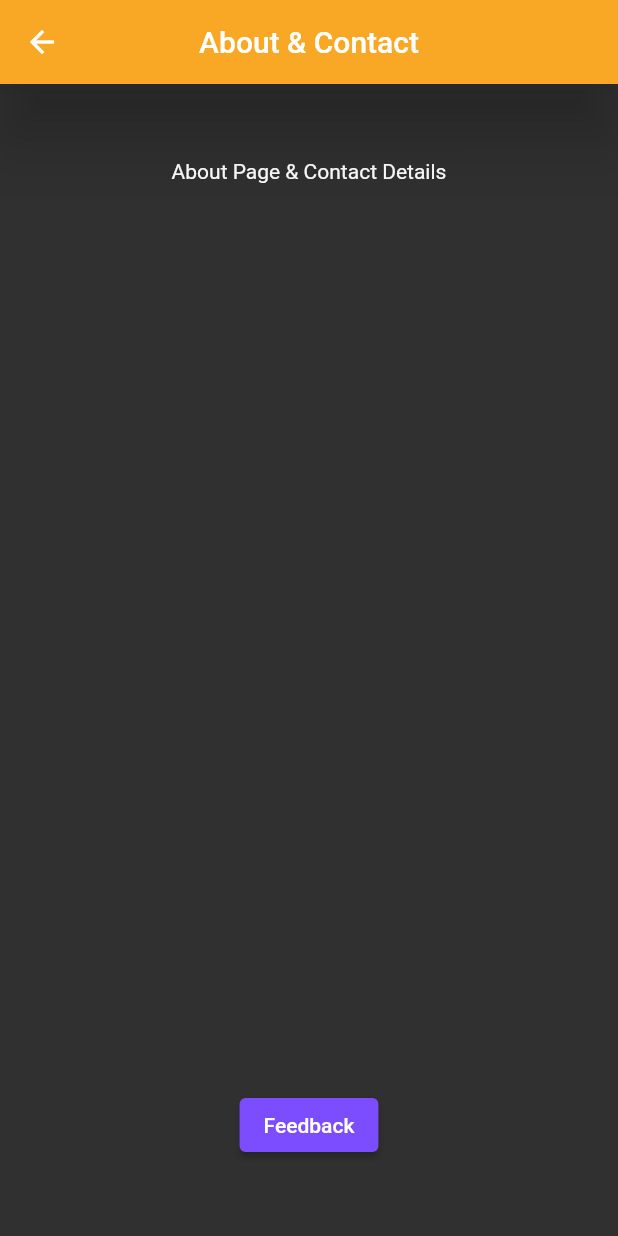
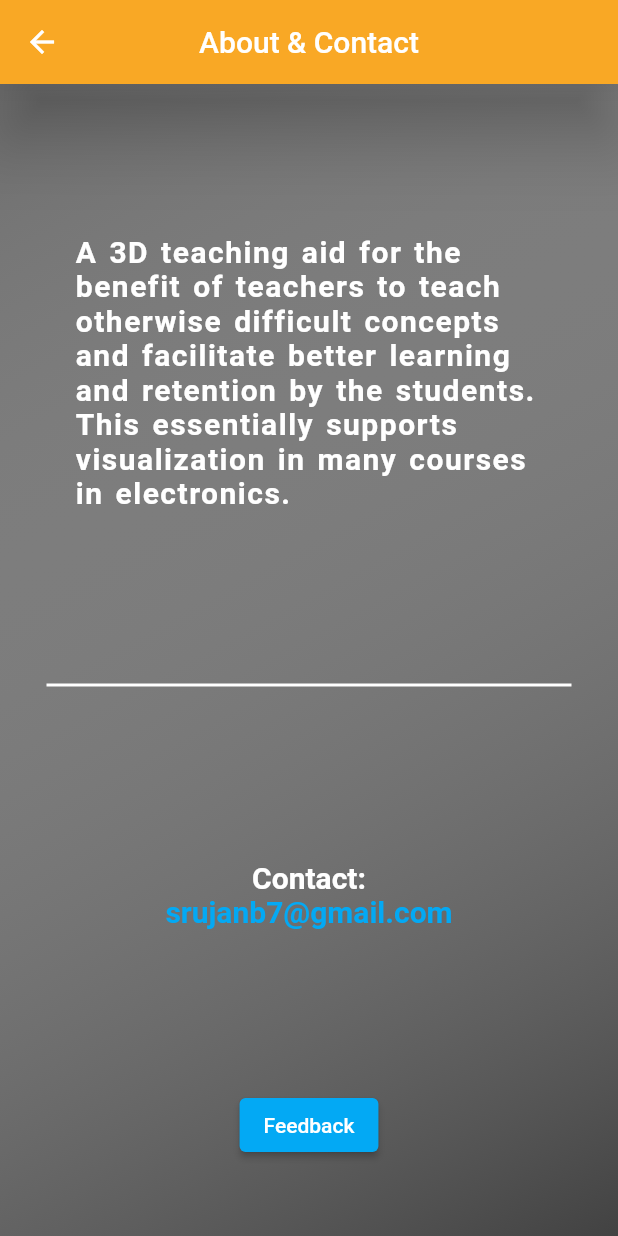
Before and after one commit to srujanb99/procis3d, a Flutter app: the About screen opened by its route, on a phone screen of 412 x 824 dp. Run offline on Flutter 3.47's test engine with Material 2 defaults, Android fonts, the light colour scheme and no system bars; our stand-ins replace flutter_advanced_drawer; missing offline and left inert: flutter_cube.

Commit message:
Added functionality and customization

```diff
--- a/lib/components/scaffold_theme.dart
+++ b/lib/components/scaffold_theme.dart
@@ -19,7 +19,15 @@ class ScaffoldTheme extends StatelessWidget {
           icon: Icon(Icons.arrow_back),
         ),
       ),
-      body: body,
+      body: Container(
+        decoration: BoxDecoration(
+          gradient: LinearGradient(
+              begin: Alignment.topLeft, end: Alignment.bottomRight,
+              //stops: [0.3, 1],
+              colors: [Colors.white30, Colors.grey.shade800]),
+        ),
+        child: body,
+      ),
     );
   }
 }
--- a/lib/constants.dart
+++ b/lib/constants.dart
@@ -0,0 +1,6 @@
+import 'package:flutter/cupertino.dart';
+
+const kFormTitle = TextStyle(
+  fontSize: 20,
+  fontWeight: FontWeight.bold,
+);
--- a/lib/main.dart
+++ b/lib/main.dart
@@ -3,6 +3,7 @@ import 'package:procis3d/screens/about.dart';
 import 'package:procis3d/screens/help.dart';
 import 'package:procis3d/screens/selection_page.dart';
 import 'package:procis3d/screens/param_output.dart';
+import 'package:procis3d/screens/splash_screen.dart';
 
 void main() => runApp(Procis3D());
 
@@ -19,7 +20,7 @@ class Procis3D extends StatelessWidget {
       theme: ThemeData.dark().copyWith(
         primaryColor: Colors.yellow.shade800,
       ),
-      home: SelectionPage(),
+      home: SplashScreen(),
     );
   }
 }
--- a/lib/screens/about.dart
+++ b/lib/screens/about.dart
@@ -1,5 +1,7 @@
 import 'package:flutter/material.dart';
 import 'package:procis3d/components/scaffold_theme.dart';
+import 'package:procis3d/constants.dart';
+import 'package:url_launcher/url_launcher.dart';
 
 class About extends StatelessWidget {
   @override
@@ -12,13 +14,46 @@ class About extends StatelessWidget {
           child: Column(
             mainAxisAlignment: MainAxisAlignment.spaceBetween,
             children: [
-              Container(
-                child: Text('About Page & Contact Details'),
+              Padding(
+                padding:
+                    const EdgeInsets.only(left: 50.0, top: 50.0, right: 50.0),
+                child: Text(
+                  'A 3D teaching aid for the benefit of teachers to teach otherwise difficult concepts and facilitate better learning and retention by the students. This essentially supports visualization in many courses in electronics.',
+                  style: kFormTitle.copyWith(
+                    letterSpacing: 1.0,
+                    wordSpacing: 2.0,
+                  ),
+                ),
+              ),
+              SizedBox(
+                height: 20,
+                width: 350,
+                child: Divider(
+                  color: Colors.white,
+                  thickness: 2.0,
+                ),
+              ),
+              Column(
+                children: [
+                  Text(
+                    'Contact:',
+                    style: kFormTitle,
+                  ),
+                  InkWell(
+                    child: Text(
+                      'srujanb7@gmail.com',
+                      style: kFormTitle.copyWith(
+                        color: Colors.lightBlue,
+                      ),
+                    ),
+                    onTap: () => launch('mailto:srujanb7@gmail.com'),
+                  ),
+                ],
               ),
               ElevatedButton(
                 onPressed: () {},
                 style: ElevatedButton.styleFrom(
-                  primary: Colors.deepPurpleAccent,
+                  primary: Colors.lightBlue,
                 ),
                 child: Text('Feedback'),
               ),
--- a/pubspec.yaml
+++ b/pubspec.yaml
@@ -13,6 +13,8 @@ dependencies:
     sdk: flutter
   cupertino_icons: ^1.0.2
   flutter_advanced_drawer: ^1.2.1
+  url_launcher: ^6.0.7
+  flutter_cube: ^0.1.1
 
 dev_dependencies:
   flutter_test:
@@ -25,6 +27,7 @@ flutter:
     - assets/logos/
     - assets/icons/
     - assets/images/
+    - assets/objects/
 
   #   - family: Schyler
   #     fonts:
```
Also changed, not shown: lib/components/drawer_menu.dart (+14 -14 lines), lib/objects_3d.dart (added, +29 -0 lines), lib/screens/param_output.dart (+26 -6 lines), lib/screens/selection_page.dart (+41 -14 lines), lib/screens/splash_screen.dart (added, +65 -0 lines), assets/images/background.jpg (added), assets/objects/Jet_BaseColor.png (added), pubspec.lock, 5 other files.
